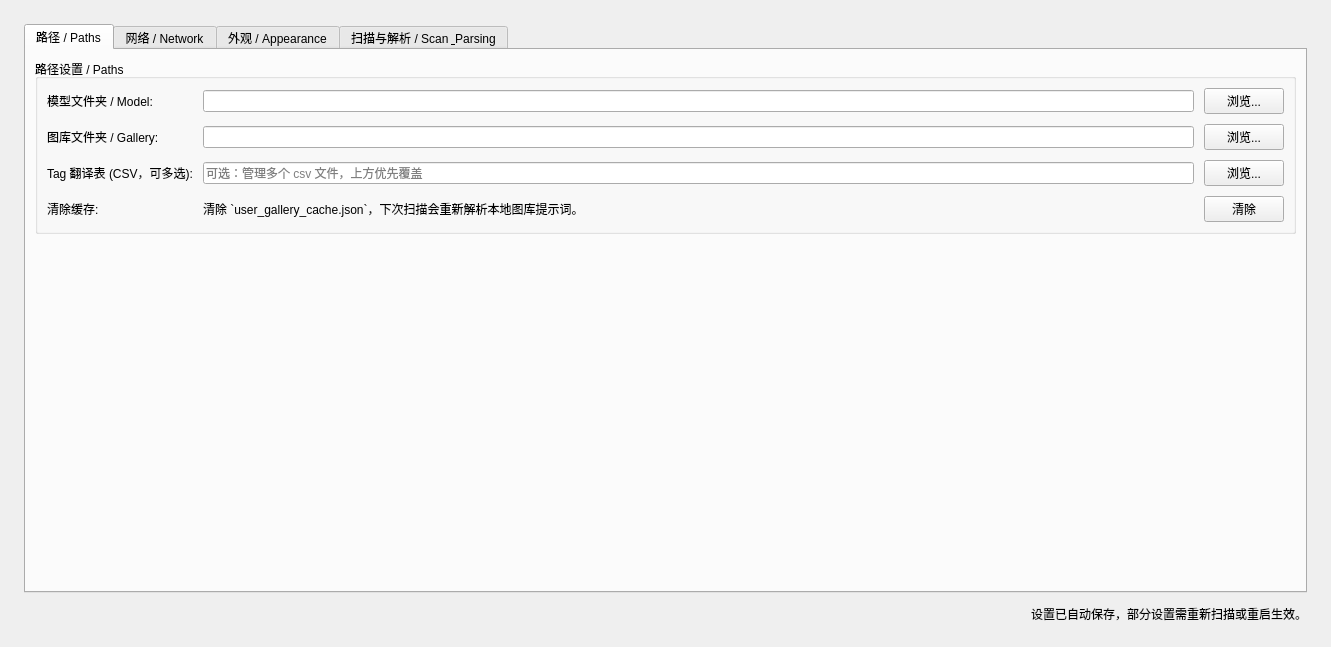
This is pages/settingspage.ui in hanbinhsh/SD-LoRA-Manager as Qt 5 draws it before an edit. The edited form follows.
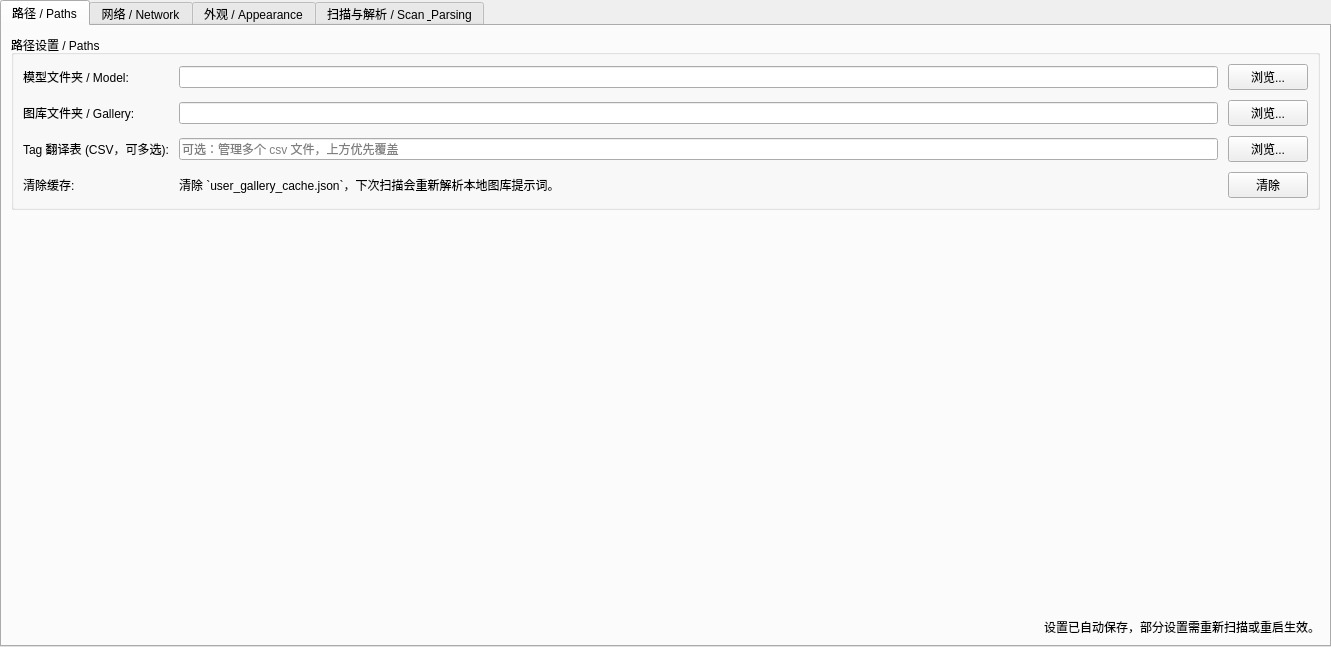
This is the edited form.

The edit to the form file:
```diff
--- a/pages/settingspage.ui
+++ b/pages/settingspage.ui
@@ -12,19 +12,19 @@
   </property>
   <layout class="QVBoxLayout" name="verticalLayout_Settings">
    <property name="spacing">
-    <number>12</number>
+    <number>0</number>
    </property>
    <property name="leftMargin">
-    <number>24</number>
+    <number>0</number>
    </property>
    <property name="topMargin">
-    <number>24</number>
+    <number>0</number>
    </property>
    <property name="rightMargin">
-    <number>24</number>
+    <number>0</number>
    </property>
    <property name="bottomMargin">
-    <number>24</number>
+    <number>0</number>
    </property>
    <item>
     <widget class="QTabWidget" name="tabSettings">
@@ -163,6 +163,16 @@
          </property>
         </spacer>
        </item>
+       <item>
+        <widget class="QLabel" name="lblStatusSettingsPaths">
+         <property name="text">
+          <string>设置已自动保存，部分设置需重新扫描或重启生效。</string>
+         </property>
+         <property name="alignment">
+          <set>Qt::AlignmentFlag::AlignRight|Qt::AlignmentFlag::AlignTrailing|Qt::AlignmentFlag::AlignVCenter</set>
+         </property>
+        </widget>
+       </item>
       </layout>
      </widget>
      <widget class="QWidget" name="tabNetwork">
@@ -880,16 +890,6 @@
      </widget>
     </widget>
    </item>
-   <item>
-    <widget class="QLabel" name="lblStatusSettings">
-     <property name="text">
-      <string>设置已自动保存，部分设置需重新扫描或重启生效。</string>
-     </property>
-     <property name="alignment">
-      <set>Qt::AlignmentFlag::AlignRight|Qt::AlignmentFlag::AlignTrailing|Qt::AlignmentFlag::AlignVCenter</set>
-     </property>
-    </widget>
-   </item>
   </layout>
  </widget>
  <resources/>
```
Left out of the diff: 30 changed lines with no effect on the pictures.
